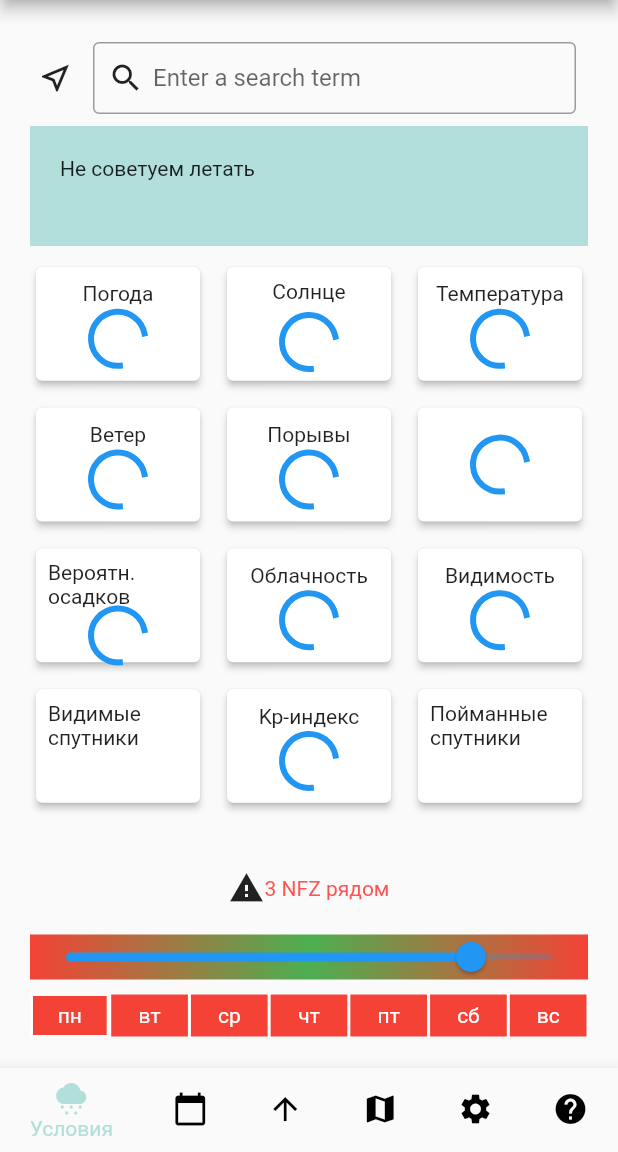
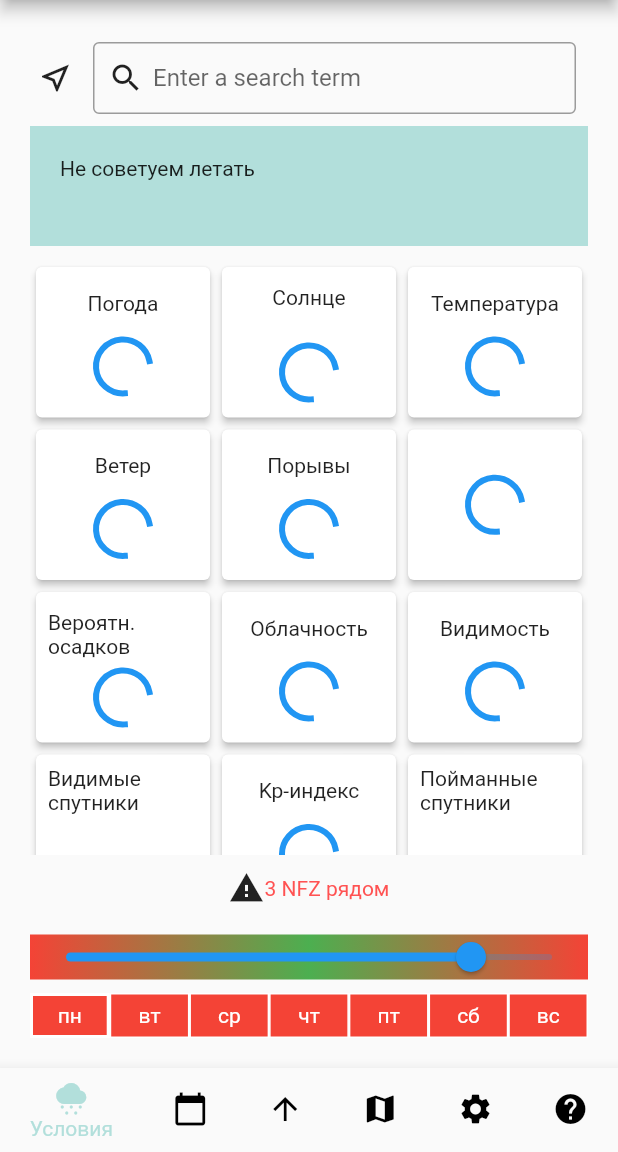
Before and after one commit to megabayt/forecast_app, a Flutter app: the screen it shows after launch, on a phone screen of 412 x 824 dp, the part 84-1236 px from its top. Run offline on Flutter 3.47's test engine with Material 2 defaults, Android fonts, the phone set to English and light mode, and no system bars; drawn by our look-alikes of syncfusion_flutter_sliders; our stand-ins replace bloc, copy_with_extension, flutter_bloc, flutter_dotenv, geocoding, geolocator and 3 more; missing offline and left inert: syncfusion_flutter_core; generated files the repository leaves out were written again.

Commit message:
fix card height

```diff
--- a/lib/widgets/conditions.dart
+++ b/lib/widgets/conditions.dart
@@ -22,6 +22,11 @@ class Conditions extends StatelessWidget {
 
   @override
   Widget build(BuildContext context) {
+    final size = MediaQuery.of(context).size;
+    final width = size.width / 3;
+    const height = 120;
+    final ratio = width / height;
+
     return Padding(
       padding: const EdgeInsets.all(20),
       child: Column(
@@ -35,10 +40,8 @@ class Conditions extends StatelessWidget {
             flex: 1,
             child: GridView.count(
               primary: false,
-              crossAxisSpacing: 10,
-              mainAxisSpacing: 10,
               crossAxisCount: 3,
-              childAspectRatio: 1.4,
+              childAspectRatio: ratio,
               children: const <Widget>[
                 Weather(),
                 Sun(),
```
